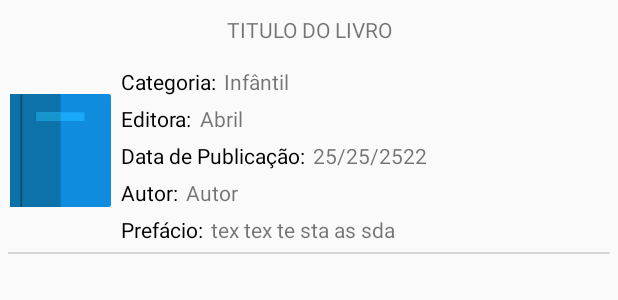
After one commit to willfonsecao/biblioteca, an Android app: the layout list_livros.xml on its own in the app's theme, with its tools: preview values and no code run, on a phone screen of 412 x 824 dp. The commit adds this screen. Shown: the top 300 px of the screen. Run offline under Robolectric (Android 15) with nearby library versions, the phone set to English and light mode, and no system bars.

Commit message:
consultar livros

```diff
--- a/JAVA/src/main/java/com/br/stefanini/model/Categoria.java
+++ b/JAVA/src/main/java/com/br/stefanini/model/Categoria.java
@@ -1,4 +1,6 @@
 package com.br.stefanini.model;
+
+import java.io.Serializable;
 
 import javax.persistence.Column;
 import javax.persistence.Entity;
@@ -9,7 +11,9 @@ import javax.persistence.Table;
 
 @Entity
 @Table(name = "categoria")
-public class Categoria {
+public class Categoria implements Serializable{
+
+	private static final long serialVersionUID = 1L;
 
 	@Id
 	@GeneratedValue(strategy = GenerationType.AUTO)
--- a/JAVA/src/main/java/com/br/stefanini/model/Editora.java
+++ b/JAVA/src/main/java/com/br/stefanini/model/Editora.java
@@ -1,4 +1,6 @@
 package com.br.stefanini.model;
+
+import java.io.Serializable;
 
 import javax.persistence.Column;
 import javax.persistence.Entity;
@@ -9,7 +11,9 @@ import javax.persistence.Table;
 
 @Entity
 @Table(name = "editora")
-public class Editora {
+public class Editora implements Serializable{
+
+	private static final long serialVersionUID = 1L;
 
 	@Id
 	@GeneratedValue(strategy = GenerationType.AUTO)
--- a/JAVA/src/main/java/com/br/stefanini/service/LivroService.java
+++ b/JAVA/src/main/java/com/br/stefanini/service/LivroService.java
@@ -15,7 +15,7 @@ public class LivroService {
 	private LivroRepository livroRepository;
 
 	public List<Livro> findAll() {
-		return this.livroRepository.findAll();
+		return this.livroRepository.buscarTodos();
 	}
 
 	public Livro save(Livro livro) {
--- a/MOBILE/Biblioteca/app/build.gradle
+++ b/MOBILE/Biblioteca/app/build.gradle
@@ -5,7 +5,7 @@ android {
     buildToolsVersion "25.0.2"
     defaultConfig {
         applicationId "stefanini.com.br.biblioteca"
-        minSdkVersion 19
+        minSdkVersion 18
         targetSdkVersion 25
         versionCode 1
         versionName "1.0"
--- a/MOBILE/Biblioteca/app/src/main/java/stefanini/com/br/biblioteca/picker/DatePickerFragment.java
+++ b/MOBILE/Biblioteca/app/src/main/java/stefanini/com/br/biblioteca/picker/DatePickerFragment.java
@@ -15,7 +15,7 @@ import java.util.Date;
 public  class DatePickerFragment extends DialogFragment
         implements DatePickerDialog.OnDateSetListener {
 
-    public static Date dataSelecionada;
+    public Date dataSelecionada;
     public TextView campoTxt;
 
     @Override
--- /dev/null
+++ b/MOBILE/Biblioteca/app/src/main/res/drawable/ic_book.xml
@@ -0,0 +1,24 @@
+<vector xmlns:android="http://schemas.android.com/apk/res/android"
+        android:width="135dp"
+        android:height="151dp"
+        android:viewportWidth="135.248"
+        android:viewportHeight="151.605">
+    <path
+        android:pathData="M132.08,151.6H0V0h132.08c1.75,0 3.17,1.42 3.17,3.17v145.27C135.25,150.19 133.83,151.6 132.08,151.6z"
+        android:fillColor="#108CDF"/>
+    <path
+        android:pathData="M0,0h67.62v151.6h-67.62z"
+        android:fillColor="#0E72AA"/>
+    <path
+        android:pathData="M0,0h16.36v151.6h-16.36z"
+        android:fillColor="#0E72AA"/>
+    <path
+        android:pathData="M13.88,0h2.47v151.6h-2.47z"
+        android:fillColor="#0B4E6B"/>
+    <path
+        android:pathData="M35.54,24.64h64.16v11.44h-64.16z"
+        android:fillColor="#19A9F9"/>
+    <path
+        android:pathData="M35.54,24.64h32.08v11.44h-32.08z"
+        android:fillColor="#1796CE"/>
+</vector>
--- /dev/null
+++ b/MOBILE/Biblioteca/app/src/main/res/layout/list_livros.xml
@@ -0,0 +1,133 @@
+<?xml version="1.0" encoding="utf-8"?>
+<RelativeLayout xmlns:android="http://schemas.android.com/apk/res/android"
+    android:orientation="vertical"
+    android:layout_width="match_parent"
+    android:layout_height="wrap_content"
+    android:layout_marginLeft="5dp"
+    android:layout_marginRight="5dp"
+    android:layout_marginTop="10dp">
+
+    <ImageView
+        android:id="@+id/book"
+        android:layout_width="70dp"
+        android:layout_height="75dp"
+        android:layout_alignBottom="@+id/lblAutor"
+        android:src="@drawable/ic_book"/>
+
+    <TextView
+        android:id="@+id/titulo"
+        android:layout_width="wrap_content"
+        android:layout_height="wrap_content"
+        android:text="TITULO DO LIVRO"
+        android:layout_marginBottom="5dp"
+        android:gravity="center"
+        android:layout_centerHorizontal="true"/>
+
+    <TextView
+        android:layout_width="wrap_content"
+        android:layout_height="wrap_content"
+        android:layout_marginLeft="5dp"
+        android:layout_marginTop="10dp"
+        android:text="Categoria:"
+        android:textColor="@color/black"
+        android:layout_below="@+id/titulo"
+        android:layout_toRightOf="@+id/book"
+        android:id="@+id/lblCategoria" />
+    <TextView
+        android:id="@+id/categoria"
+        android:layout_width="wrap_content"
+        android:layout_height="wrap_content"
+        android:layout_marginTop="10dp"
+        android:layout_marginLeft="5dp"
+        android:layout_toRightOf="@+id/lblCategoria"
+        android:layout_below="@+id/titulo"
+        android:text="Infântil"/>
+
+    <TextView
+        android:id="@+id/lblEditora"
+        android:layout_width="wrap_content"
+        android:layout_height="wrap_content"
+        android:layout_below="@+id/lblCategoria"
+        android:layout_toRightOf="@+id/book"
+        android:layout_marginLeft="5dp"
+        android:layout_marginTop="5dp"
+        android:text="Editora:"
+        android:textColor="@color/black"/>
+    <TextView
+        android:id="@+id/editora"
+        android:layout_width="wrap_content"
+        android:layout_height="wrap_content"
+        android:layout_toRightOf="@+id/lblEditora"
+        android:layout_below="@+id/lblCategoria"
+        android:layout_marginLeft="5dp"
+        android:layout_marginTop="5dp"
+        android:text="Abril"/>
+
+    <TextView
+        android:id="@+id/lblData"
+        android:layout_width="wrap_content"
+        android:layout_height="wrap_content"
+        android:layout_below="@+id/lblEditora"
+        android:layout_toRightOf="@+id/book"
+        android:layout_marginTop="5dp"
+        android:layout_marginLeft="5dp"
+        android:textColor="@color/black"
+        android:text="Data de Publicação:"/>
+    <TextView
+        android:id="@+id/data"
+        android:layout_width="wrap_content"
+        android:layout_height="wrap_content"
+        android:layout_toRightOf="@id/lblData"
+        android:layout_below="@+id/lblEditora"
+        android:layout_marginTop="5dp"
+        android:layout_marginLeft="5dp"
+        android:text="25/25/2522"/>
+
+    <TextView
+        android:id="@+id/lblAutor"
+        android:layout_width="wrap_content"
+        android:layout_height="wrap_content"
+        android:layout_toRightOf="@+id/book"
+        android:layout_below="@+id/lblData"
+        android:layout_marginTop="5dp"
+        android:layout_marginLeft="5dp"
+        android:textColor="@color/black"
+        android:text="Autor:"/>
+    <TextView
+        android:id="@+id/autor"
+        android:layout_width="wrap_content"
+        android:layout_height="wrap_content"
+        android:layout_below="@id/lblData"
+        android:layout_toRightOf="@+id/lblAutor"
+        android:layout_marginTop="5dp"
+        android:layout_marginLeft="5dp"
+        android:text="Autor"/>
+
+    <TextView
+        android:id="@+id/lblPrefacio"
+        android:layout_width="wrap_content"
+        android:layout_height="wrap_content"
+        android:layout_below="@+id/lblAutor"
+        android:layout_toRightOf="@+id/book"
+        android:layout_marginTop="5dp"
+        android:layout_marginLeft="5dp"
+        android:textColor="@color/black"
+        android:text="Prefácio:"/>
+    <TextView
+        android:id="@+id/prefacio"
+        android:layout_width="wrap_content"
+        android:layout_height="wrap_content"
+        android:layout_toRightOf="@+id/lblPrefacio"
+        android:layout_below="@+id/lblAutor"
+        android:layout_marginTop="5dp"
+        android:layout_marginLeft="5dp"
+        android:text="tex tex te sta as sda "/>
+    <LinearLayout
+        android:layout_width="match_parent"
+        android:layout_height="1dp"
+        android:background="@color/gray"
+        android:layout_marginTop="5dp"
+        android:layout_below="@+id/prefacio"/>
+
+
+</RelativeLayout>
--- a/MOBILE/Biblioteca/app/src/main/res/layout/top.xml
+++ b/MOBILE/Biblioteca/app/src/main/res/layout/top.xml
@@ -18,7 +18,7 @@
         android:layout_height="46dp"
         android:src="@drawable/ic_tag"
         android:layout_below="@+id/topBar"
-        android:layout_marginLeft="5dp"/>
+        android:layout_alignStart="@+id/topBar"/>
 
     <ImageView
         android:layout_width="50dp"
--- a/MOBILE/Biblioteca/common/src/main/java/Http/HttpClientFactory.java
+++ b/MOBILE/Biblioteca/common/src/main/java/Http/HttpClientFactory.java
@@ -18,7 +18,7 @@ public final class HttpClientFactory {
 
         if (retrofit == null) {
             retrofit = new Retrofit.Builder()
-                    .baseUrl("http://10.17.10.97:8080")
+                    .baseUrl("http://10.17.10.90:8080")
                     .addConverterFactory(GsonConverterFactory.create())
                     .client(okHttpClient.build())
                     .build();
--- a/MOBILE/Biblioteca/common/src/main/java/model/Livro.java
+++ b/MOBILE/Biblioteca/common/src/main/java/model/Livro.java
@@ -11,7 +11,7 @@ public class Livro implements Serializable {
     private String titulo;
     private String prefacio;
     private String autor;
-    private Date dataPublicacao;
+    private String dataPublicacao;
 
     public Long getId() {
         return id;
@@ -61,11 +61,11 @@ public class Livro implements Serializable {
         this.autor = autor;
     }
 
-    public Date getDataPublicacao() {
+    public String getDataPublicacao() {
         return dataPublicacao;
     }
 
-    public void setDataPublicacao(Date dataPublicacao) {
+    public void setDataPublicacao(String dataPublicacao) {
         this.dataPublicacao = dataPublicacao;
     }
 }
```
Also changed, not shown: JAVA/src/main/java/com/br/stefanini/model/Livro.java (+7 -2 lines), JAVA/src/main/java/com/br/stefanini/repository/LivroRepository.java (+7 -0 lines), MOBILE/Biblioteca/app/src/main/java/stefanini/com/br/biblioteca/MainActivity.java (+7 -1 lines), MOBILE/Biblioteca/app/src/main/java/stefanini/com/br/biblioteca/NovoLivroActivity.java (+38 -10 lines), MOBILE/Biblioteca/app/src/main/java/stefanini/com/br/biblioteca/adapter/LivrosAdapter.java (added, +72 -0 lines), MOBILE/Biblioteca/app/src/main/res/layout/activity_main.xml (+14 -0 lines), MOBILE/Biblioteca/app/src/main/res/layout/activity_novo_livro.xml (+13 -5 lines).
